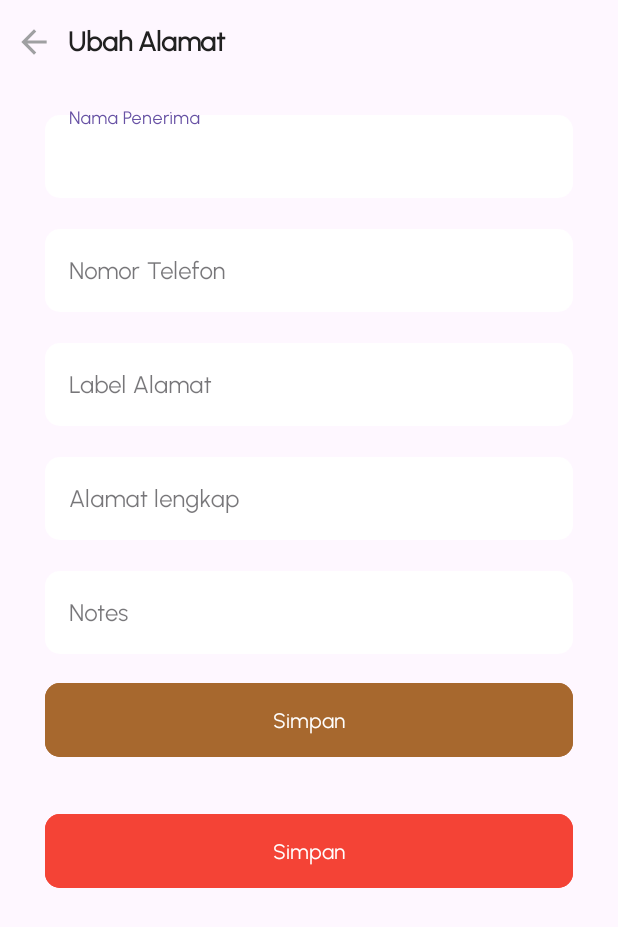
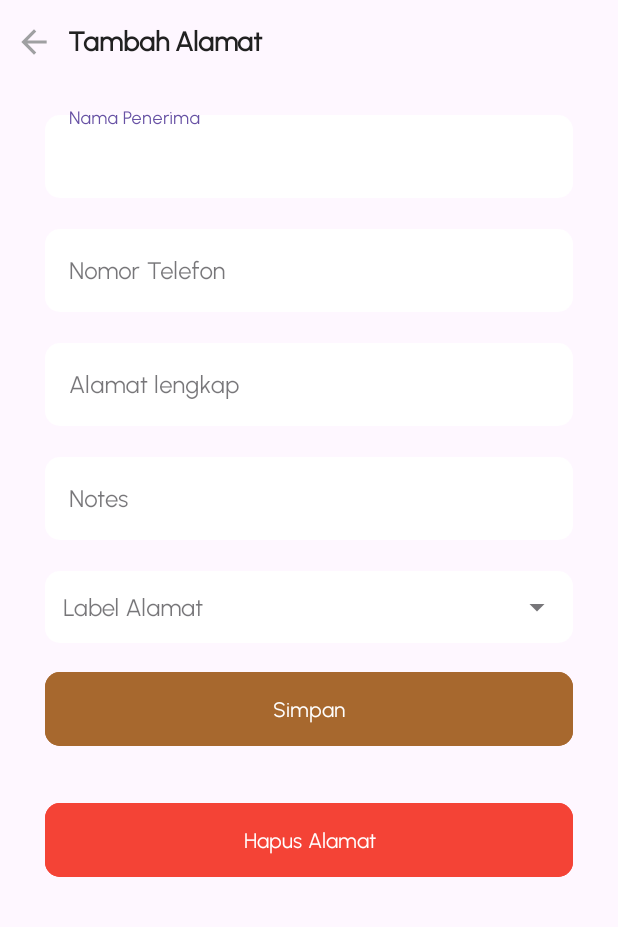
Before and after one commit to maulanaibnu/KoperasiAR, an Android app: the EditAddressActivity screen opened directly, with no data from a screen before it, on a phone screen of 412 x 824 dp. Shown: the top 927 px of the screen. Run offline under Robolectric (Android 15) with nearby library versions, the phone set to English and light mode, and no system bars; our stand-ins replace Dagger/Hilt's generated code; network calls fail.

Commit message:
[ADDED] update update address

```diff
--- a/app/src/main/java/app/maul/koperasi/presentation/ui/activity/AddressActivity.kt
+++ b/app/src/main/java/app/maul/koperasi/presentation/ui/activity/AddressActivity.kt
@@ -62,7 +62,7 @@ class AddressActivity : AppCompatActivity() {
 
             },
             onChange = { address ->
-                val intent = Intent(this, AddAddressActivity::class.java)
+                val intent = Intent(this, EditAddressActivity::class.java)
                 intent.putExtra("ADDRESS_ID", address.id)
                 addAddressLauncher.launch(intent)
             }
--- a/app/src/main/java/app/maul/koperasi/presentation/ui/activity/EditAddressActivity.kt
+++ b/app/src/main/java/app/maul/koperasi/presentation/ui/activity/EditAddressActivity.kt
@@ -1,21 +1,147 @@
 package app.maul.koperasi.presentation.ui.activity
 
+import android.app.Activity
 import android.os.Bundle
+import android.view.View
+import android.view.ViewGroup
+import android.widget.ArrayAdapter
+import android.widget.TextView
+import android.widget.Toast
 import androidx.activity.enableEdgeToEdge
+import androidx.activity.viewModels
 import androidx.appcompat.app.AppCompatActivity
 import androidx.core.view.ViewCompat
 import androidx.core.view.WindowInsetsCompat
+import androidx.lifecycle.lifecycleScope
 import app.maul.koperasi.R
+import app.maul.koperasi.databinding.ActivityEditAddressBinding
+import app.maul.koperasi.model.address.AddressData
+import app.maul.koperasi.model.address.AddressRequest
+import app.maul.koperasi.viewmodel.AddressViewModel
+import dagger.hilt.android.AndroidEntryPoint
 
+
+@AndroidEntryPoint
 class EditAddressActivity : AppCompatActivity() {
+
+    private lateinit var binding: ActivityEditAddressBinding
+
+    private val viewModel: AddressViewModel by viewModels()
+
+    private var  id = 0
+
+    private val labelOptions = listOf("Rumah", "Toko")
     override fun onCreate(savedInstanceState: Bundle?) {
         super.onCreate(savedInstanceState)
-        enableEdgeToEdge()
-        setContentView(R.layout.activity_edit_address)
-        ViewCompat.setOnApplyWindowInsetsListener(findViewById(R.id.main)) { v, insets ->
-            val systemBars = insets.getInsets(WindowInsetsCompat.Type.systemBars())
-            v.setPadding(systemBars.left, systemBars.top, systemBars.right, systemBars.bottom)
-            insets
+        binding = ActivityEditAddressBinding.inflate(layoutInflater)
+
+        setContentView(binding.root)
+
+        setupLabelDropdown()
+
+        binding.imgBack.setOnClickListener { finish() }
+
+        id = intent.getIntExtra("ADDRESS_ID", 0)
+        Toast.makeText(this, "$id", Toast.LENGTH_SHORT).show()
+        if(id != 0){
+            viewModel.getAddressById(id)
+        }
+
+        lifecycleScope.launchWhenStarted {
+            viewModel.address.collect { data ->
+                if(data != null){
+                    setData(data)
+                }
+            }
+        }
+
+
+        binding.btnSaveEdtAlamat.setOnClickListener {
+            val recipientName = binding.etNamaPenerima.text?.toString()?.trim() ?: ""
+            val phoneNumber = binding.etNoTelefon.text?.toString()?.trim() ?: ""
+            val label = binding.actvLabelAlamat.text?.toString()?.trim() ?: ""
+            val street = binding.etAlamatLengkap.text?.toString()?.trim() ?: ""
+            val notes = binding.etNotes.text?.toString()?.trim() ?: ""
+
+            if (recipientName.isBlank() || phoneNumber.isBlank() || label.isBlank() || street.isBlank() || notes.isBlank()) {
+                Toast.makeText(this, "Isi semua data terlebih dahulu", Toast.LENGTH_SHORT).show()
+                return@setOnClickListener
+            }
+
+            val request = AddressRequest(
+                recipient_name = recipientName,
+                phone_number = phoneNumber,
+                label = label,
+                street = street,
+                notes = notes
+            )
+            if(id != 0){
+                Toast.makeText(this, "Update alamat dengan id: $id", Toast.LENGTH_SHORT).show()
+                viewModel.updateAddress(id,request)
+            }else{
+                Toast.makeText(this, "Tambah alamat baru", Toast.LENGTH_SHORT).show()
+                viewModel.createAddress(request)
+            }
+        }
+
+        lifecycleScope.launchWhenStarted {
+            viewModel.success.collect { message ->
+                message?.let {
+                    Toast.makeText(this@EditAddressActivity, it, Toast.LENGTH_SHORT).show()
+                    setResult(Activity.RESULT_OK)
+                    finish()
+                }
+            }
+        }
+        lifecycleScope.launchWhenStarted {
+            viewModel.error.collect { message ->
+                message?.let {
+                    Toast.makeText(this@EditAddressActivity, it, Toast.LENGTH_SHORT).show()
+                    viewModel.resetError()
+                }
+            }
+        }
+
+    }
+
+    //set up dropdown label alamat
+    private fun Int.dpToPx(): Int =
+        (this * resources.displayMetrics.density).toInt()
+
+    private fun setupLabelDropdown() {
+        val paddingStart = 16.dpToPx() // 16dp padding kiri
+
+        val adapter = object : ArrayAdapter<String>(
+            this,
+            android.R.layout.simple_dropdown_item_1line,
+            labelOptions
+        ) {
+            override fun getView(position: Int, convertView: View?, parent: ViewGroup): View {
+                val view = super.getView(position, convertView, parent)
+                if (view is TextView) {
+                    view.setPadding(paddingStart, 0, 0, 0)
+                }
+                return view
+            }
+
+            override fun getDropDownView(position: Int, convertView: View?, parent: ViewGroup): View {
+                val view = super.getDropDownView(position, convertView, parent)
+                if (view is TextView) {
+                    view.setPadding(paddingStart, 24, 0, 24)
+                }
+                return view
+            }
+        }
+        binding.actvLabelAlamat.setAdapter(adapter)
+    }
+
+    private fun setData(addressData: AddressData){
+        binding.apply {
+            etNamaPenerima.setText(addressData.recipient_name)
+            etNoTelefon.setText(addressData.phone_number)
+            actvLabelAlamat.setText(addressData.label ?: labelOptions.first(), false)
+            etAlamatLengkap.setText(addressData.street)
+            etNotes.setText(addressData.notes)
         }
     }
 }
--- a/app/src/main/java/app/maul/koperasi/viewmodel/AddressViewModel.kt
+++ b/app/src/main/java/app/maul/koperasi/viewmodel/AddressViewModel.kt
@@ -15,8 +15,7 @@ import javax.inject.Inject
 
 @HiltViewModel
 class AddressViewModel @Inject constructor(
-    private val addressRepository: AddressRepository
-) : ViewModel() {
+    private val addressRepository: AddressRepository) : ViewModel() {
 
     private val _addresses = MutableStateFlow<List<AddressData>>(emptyList())
     val addresses: StateFlow<List<AddressData>?> get() = _addresses
--- a/app/src/main/res/layout/activity_edit_address.xml
+++ b/app/src/main/res/layout/activity_edit_address.xml
@@ -36,13 +36,13 @@
             android:layout_marginStart="10dp"
             android:layout_marginEnd="10dp"
             android:layout_weight="1"
-            android:text="@string/ubah_alaamt"
+            android:text="@string/add_alamat"
             android:textColor="@color/black"
             android:textStyle="bold" />
     </LinearLayout>
 
     <com.google.android.material.textfield.TextInputLayout
-        android:id="@+id/ilEdtNamaPenerima"
+        android:id="@+id/ilNamaPenerima"
         android:layout_width="match_parent"
         android:layout_height="wrap_content"
         android:layout_marginTop="15dp"
@@ -52,7 +52,7 @@
         style="@style/Widget.MaterialComponents.TextInputLayout.OutlinedBox">
 
         <com.google.android.material.textfield.TextInputEditText
-            android:id="@+id/etEdtNamaPenerima"
+            android:id="@+id/etNamaPenerima"
             android:layout_width="match_parent"
             android:layout_height="wrap_content"
             android:hint="@string/nama_penerima"
@@ -62,7 +62,7 @@
     </com.google.android.material.textfield.TextInputLayout>
 
     <com.google.android.material.textfield.TextInputLayout
-        android:id="@+id/ilEdtNoTelefon"
+        android:id="@+id/ilNoTelefon"
         android:layout_width="match_parent"
         android:layout_height="wrap_content"
         android:layout_marginTop="15dp"
@@ -71,7 +71,7 @@
         style="@style/Widget.MaterialComponents.TextInputLayout.OutlinedBox">
 
         <com.google.android.material.textfield.TextInputEditText
-            android:id="@+id/etEdtNoTelefon"
+            android:id="@+id/etNoTelefon"
             android:layout_width="match_parent"
             android:layout_height="wrap_content"
             android:hint="@string/nomor_telefon"
@@ -80,7 +80,7 @@
     </com.google.android.material.textfield.TextInputLayout>
 
     <com.google.android.material.textfield.TextInputLayout
-        android:id="@+id/ilEdtLabelAlamat"
+        android:id="@+id/ilAlamatLengkap"
         android:layout_width="match_parent"
         android:layout_height="wrap_content"
         android:layout_marginTop="15dp"
@@ -89,26 +89,7 @@
         style="@style/Widget.MaterialComponents.TextInputLayout.OutlinedBox">
 
         <com.google.android.material.textfield.TextInputEditText
-            android:id="@+id/etEdtLabelAlamat"
-            android:layout_width="match_parent"
-            android:layout_height="wrap_content"
-            android:hint="@string/label_alamat"
-            android:fontFamily="@font/urbanist_regular"
-            android:background="@drawable/background_edit_text"/>
-
-    </com.google.android.material.textfield.TextInputLayout>
-
-    <com.google.android.material.textfield.TextInputLayout
-        android:id="@+id/ilEdtAlamatLengkap"
-        android:layout_width="match_parent"
-        android:layout_height="wrap_content"
-        android:layout_marginTop="15dp"
-        android:layout_marginEnd="30dp"
-        android:layout_marginStart="30dp"
-        style="@style/Widget.MaterialComponents.TextInputLayout.OutlinedBox">
-
-        <com.google.android.material.textfield.TextInputEditText
-            android:id="@+id/etEdtAlamatLengkap"
+            android:id="@+id/etAlamatLengkap"
             android:layout_width="match_parent"
             android:layout_height="wrap_content"
             android:hint="@string/alamat_lengkap"
@@ -118,7 +99,7 @@
     </com.google.android.material.textfield.TextInputLayout>
 
     <com.google.android.material.textfield.TextInputLayout
-        android:id="@+id/ilEdtKodePos"
+        android:id="@+id/ilkodePos"
         android:layout_width="match_parent"
         android:layout_height="wrap_content"
         android:layout_marginTop="15dp"
@@ -127,7 +108,7 @@
         style="@style/Widget.MaterialComponents.TextInputLayout.OutlinedBox">
 
         <com.google.android.material.textfield.TextInputEditText
-            android:id="@+id/etEdtKodePos"
+            android:id="@+id/etNotes"
             android:layout_width="match_parent"
             android:layout_height="wrap_content"
             android:hint="@string/kode_pos"
@@ -136,9 +117,32 @@
 
     </com.google.android.material.textfield.TextInputLayout>
 
+    <com.google.android.material.textfield.TextInputLayout
+        android:id="@+id/ilLabelAlamat"
+        android:layout_width="match_parent"
+        android:layout_height="wrap_content"
+        android:layout_marginTop="15dp"
+        android:layout_marginEnd="30dp"
+        android:layout_marginStart="30dp"
+        style="@style/Widget.MaterialComponents.TextInputLayout.OutlinedBox"
+        app:endIconMode="dropdown_menu"
+        >
+
+        <AutoCompleteTextView
+            android:id="@+id/actvLabelAlamat"
+            android:layout_width="match_parent"
+            android:layout_height="48dp"
+            android:hint="   Label Alamat"
+            android:fontFamily="@font/urbanist_regular"
+            android:inputType="none"
+            android:textSize="16sp"
+            android:importantForAccessibility="no"
+            android:background="@drawable/background_edit_text"/>
+    </com.google.android.material.textfield.TextInputLayout>
+
 
     <com.google.android.material.button.MaterialButton
-        android:id="@+id/btnEdtSaveAlamat"
+        android:id="@+id/btnSaveEdtAlamat"
         android:layout_width="match_parent"
         android:layout_height="wrap_content"
         android:backgroundTint="@color/priority"
@@ -154,7 +158,6 @@
         app:layout_constraintEnd_toEndOf="parent"
         app:layout_constraintStart_toStartOf="parent"/>
 
-
     <com.google.android.material.button.MaterialButton
         android:id="@+id/btnDelAlamat"
         android:layout_width="match_parent"
@@ -162,7 +165,7 @@
         android:backgroundTint="@color/delete"
         android:fontFamily="@font/urbanist_regular"
         android:padding="15dp"
-        android:text="@string/simpan"
+        android:text="@string/hapus_alamat"
         android:layout_marginEnd="30dp"
         android:layout_marginStart="30dp"
         app:cornerRadius="10dp"
--- a/app/src/main/res/values/strings.xml
+++ b/app/src/main/res/values/strings.xml
@@ -101,6 +101,7 @@
     <string name="otherUser">Maulana Ibnu Fajar</string>
     <string name="produk_sangat_bagus_dan_bahan_berkualitas_tinggi">Produk sangat bagus dan bahan berkualitas tinggi</string>
     <string name="checkout">Checkout</string>
+    <string name="hapus_alamat">Hapus Alamat</string>
 
     <string-array name="payment_types">
         <item>Bank Transfer</item>
```
